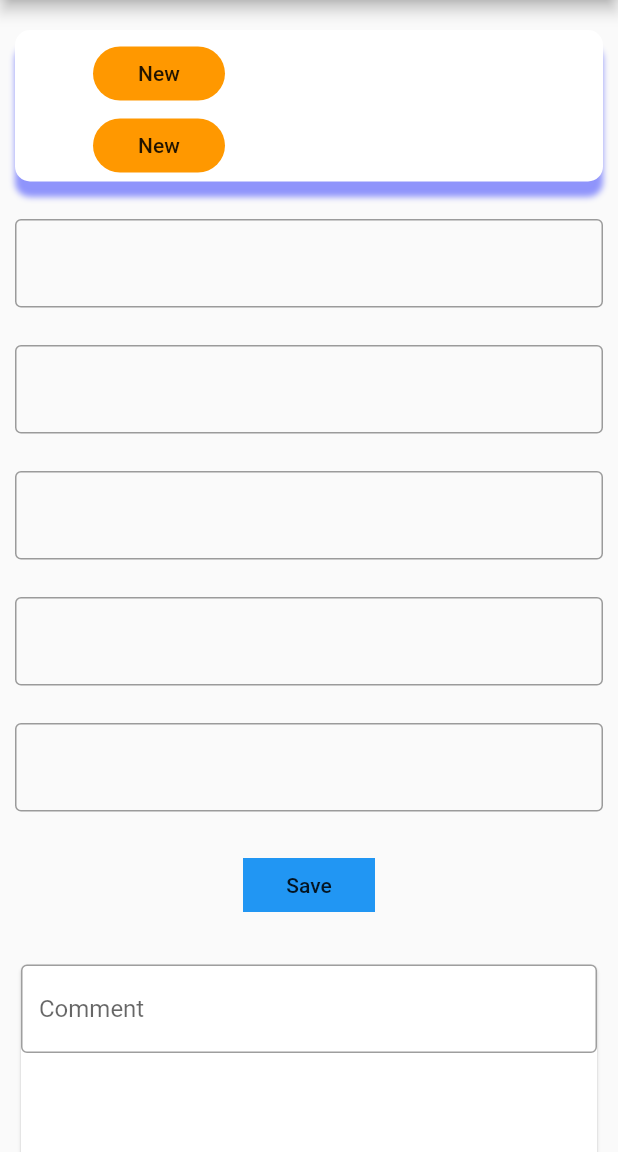
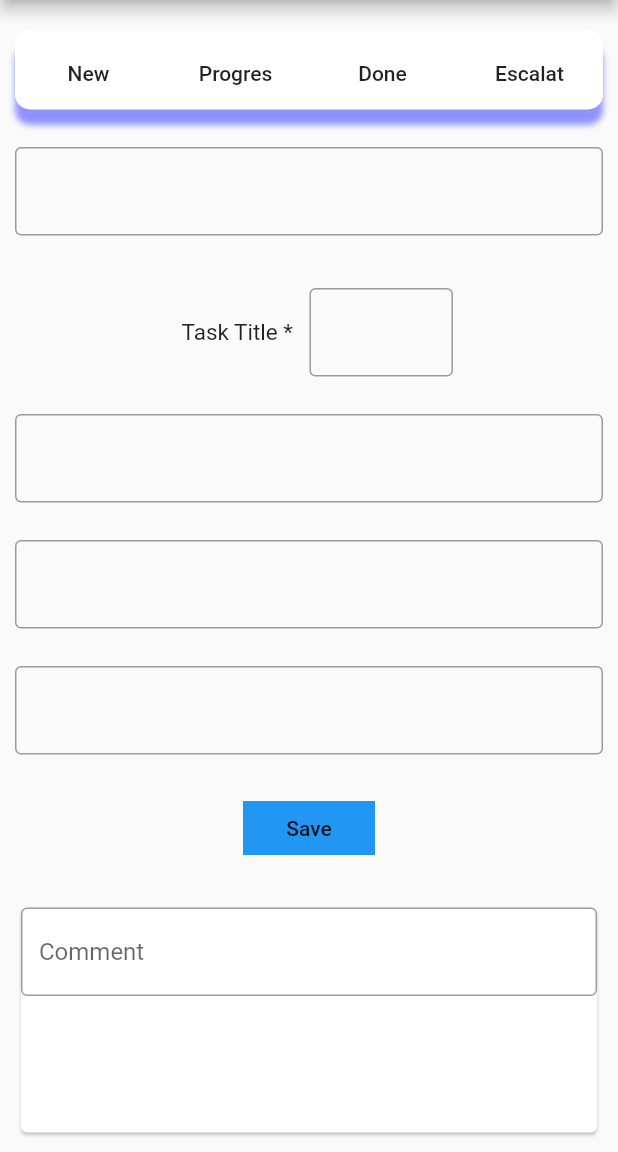
Before and after one commit to Fmaila88/Idol_application, a Flutter app: the TaskDetails screen opened directly, on a phone screen of 412 x 824 dp, the part 84-1236 px from its top. Run offline on Flutter 3.47's test engine with Material 2 defaults, Android fonts, the phone set to English and light mode, and no system bars; our stand-ins replace charts_flutter, font_awesome_flutter, image_picker, shared_preferences, simple_animations and 1 more; missing offline and left inert: dart:ffi; accounts and stored records are empty.

Commit message:
eddit 2 classes for projecttask and taskdetails

```diff
--- a/lib/Taskdetails.dart
+++ b/lib/Taskdetails.dart
@@ -42,7 +42,7 @@ class _TaskDetailsState extends State<TaskDetails> {
                               children: <Widget>[
                                 //from here
                                 Container(
-                                  padding: EdgeInsets.fromLTRB(0, 5, 200, 0),
+                                  padding: EdgeInsets.fromLTRB(0, 5, 0, 0),
 //                            padding: EdgeInsets.symmetric(
 //                                horizontal: 90.0, vertical: 0),
                                   decoration: BoxDecoration(
@@ -56,29 +56,55 @@ class _TaskDetailsState extends State<TaskDetails> {
                                         )
                                       ]),
                                   //copy here
-                                  child: Column(
+                                  child:Row(
                                     children: <Widget>[
-                                      Padding(padding: EdgeInsets.fromLTRB(50, 0, 200, 0)),
+                                     // Padding(padding: EdgeInsets.fromLTRB(50, 0, 200, 0)),
                                   Padding(padding: EdgeInsets.symmetric(
-                                      horizontal: 90.0, vertical:0)),
-                                      Container(
+                                      horizontal: 0.0, vertical:0)),
+                                      Expanded(
+                                        child: Container(
                                           child: FlatButton(
                                             onPressed: () {},
-                                          color: Colors.orange,
+                                            color: Colors.white,
                                             shape: RoundedRectangleBorder(
                                                 borderRadius:
                                                 BorderRadius.circular(20.0)),
                                             child: Text('New'),
                                           ),
                                         ),
-                                      Container(
+                                      ),
+                                      Expanded(
                                         child: FlatButton(
                                           onPressed: () {},
-                                          color: Colors.orange,
+                                          color: Colors.white,
                                           shape: RoundedRectangleBorder(
                                               borderRadius:
                                               BorderRadius.circular(20.0)),
-                                          child: Text('New'),
+                                          child: Text('Progres'),
+                                        ),
+                                      ),
+                                      Expanded(
+                                        child: Container(
+                                          child: FlatButton(
+                                            onPressed: () {},
+                                            color: Colors.white,
+                                            shape: RoundedRectangleBorder(
+                                                borderRadius:
+                                                BorderRadius.circular(20.0)),
+                                            child: Text('Done'),
+                                          ),
+                                        ),
+                                      ),
+                                      Expanded(
+                                        child: Container(
+                                          child: FlatButton(
+                                            onPressed: () {},
+                                            color: Colors.white,
+                                            shape: RoundedRectangleBorder(
+                                                borderRadius:
+                                                BorderRadius.circular(20.0)),
+                                            child: Text('Escalat'),
+                                          ),
                                         ),
                                       ),
                                     ],
@@ -94,11 +120,27 @@ class _TaskDetailsState extends State<TaskDetails> {
                                 ),
                                 SizedBox(height: 25.0),
                                 Container(
+                                  padding:EdgeInsets.fromLTRB(100, 10, 100, 0),
+                                  child:new Row(
+                                    children: <Widget>[
+                                      Padding(padding: const EdgeInsets.all(11.0),
+                                        child: Text('Task Title *',
+                                          style: TextStyle(
+                                            fontSize: 15.0,
+                                          )
+                                          ,),
+                                      ),
+                                      new Flexible(
                                         child: TextFormField(
+//                                          validator: (value)  => value.isEmpty
+//                                              ? 'User name is required' : null,
+//                                          onChanged: (value){
+//                                            //this.email = value;
+//                                          },
                                           decoration: InputDecoration(
                                               border: OutlineInputBorder()),
-                                    // controller: emailController,
-                                  ),
+                                        ),),
+                                    ],),
                                 ),
                                 SizedBox(height: 25.0),
                                 Container(
--- a/lib/login.dart
+++ b/lib/login.dart
@@ -139,9 +139,8 @@ class _Login extends State<LoginBody> {
 
                               setState(() {
 
-                               // print('The Token is' + loginMessage['token']);
 
-                               // print(' Logged in user ' +pref.getString('userToken'));
+                                print('Logged in user ' + loginMessage['firstName']  + '\n' + 'with ' + ' ' + pref.getString('userToken'));
 
                                 //If the authentication is successful switch to the home page
                                 Navigator.push(
```
Also changed, not shown: lib/homescrean.dart (+66 -50 lines). Lines whose indentation alone changed are shown as unchanged.
